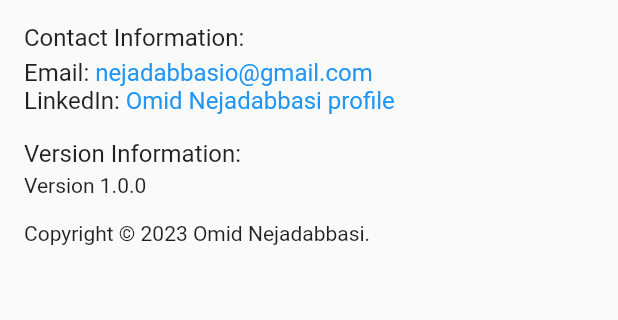
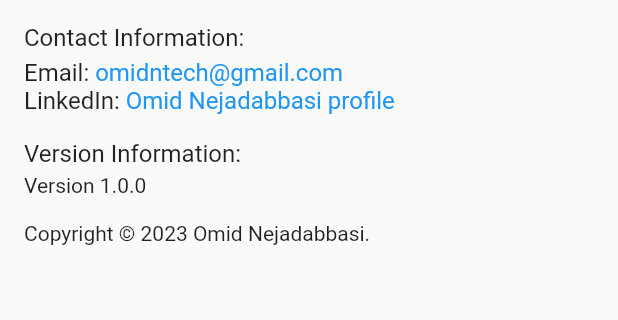
Before and after one commit to OmidNejadabbasi/yt_download, a Flutter app: the AboutPage screen opened by its route, on a phone screen of 412 x 824 dp, the part 542-862 px from its top. Run offline on Flutter 3.47's test engine with Material 2 defaults, Android fonts, the phone set to English and light mode, and no system bars; our stand-ins replace badges, cached_network_image, connectivity, device_info, drift, get_it and 3 more; missing offline and left inert: android_path_provider, flutter_downloader, youtube_explode_dart; accounts and stored records are empty; generated files the repository leaves out were written again; project files that could hold a hidden picture were left out.

Commit message:
change email in about page

```diff
--- a/lib/pages/about/about.dart
+++ b/lib/pages/about/about.dart
@@ -53,16 +53,16 @@ class AboutPage extends StatelessWidget {
                       children: <TextSpan>[
                         const TextSpan(text: 'Email: '),
                         TextSpan(
-                            text: 'nejadabbasio@gmail.com',
+                            text: 'omidntech@gmail.com',
                             style: const TextStyle(color: Colors.blue),
                             recognizer: TapGestureRecognizer()
                               ..onTap = () async {
-                                const mailUrl = 'mailto:nejadabbasio@gmail.com';
+                                const mailUrl = 'mailto:omidntech@gmail.com';
                                 try {
                                   await launchUrl(Uri.parse(mailUrl));
                                 } catch (e) {
                                   await Clipboard.setData(const ClipboardData(
-                                      text: 'nejadabbasio@gmail.com'));
+                                      text: 'omidntech@gmail.com'));
                                 }
                               }),
                         const TextSpan(text: '\nLinkedIn: '),
```
Also changed, not shown: 1 other file.
